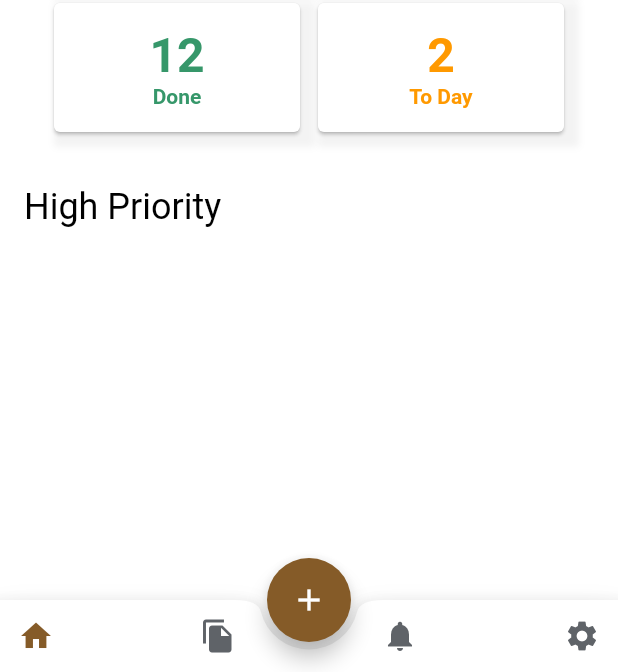
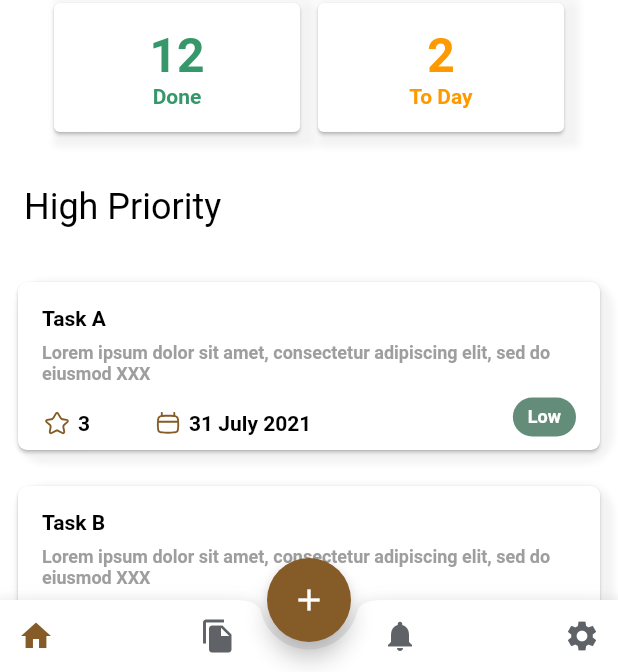
Before and after one commit to nghevabe/TodoApp, a Flutter app: the screen it shows after launch, on a phone screen of 412 x 824 dp, the part 564-1236 px from its top. Run offline on Flutter 3.47's test engine with Material 2 defaults, Android fonts, the phone set to English and light mode, and no system bars; our stand-ins replace flutter_svg, get, hexcolor, shared_preferences.

Commit message:
[Rebase] create Home Screen

```diff
--- a/lib/ui/common/app_page.dart
+++ b/lib/ui/common/app_page.dart
@@ -1,7 +1,9 @@
 import 'package:get/get.dart';
+import 'package:todo_app/ui/home/home_binding.dart';
 import 'package:todo_app/ui/main/main_view.dart';
 
 import '../../router/route_name.dart';
+import '../home/home_view.dart';
 import '../main/main_binding.dart';
 
 class AppPage {
@@ -14,6 +16,12 @@ class AppPage {
       binding: MainBinding(),
     ),
 
+    GetPage(
+      name: AppRouteName.home,
+      page: () => HomeView(),
+      binding: HomeBinding(),
+    ),
+
   ];
 
 }
--- a/lib/ui/home/home_controller.dart
+++ b/lib/ui/home/home_controller.dart
@@ -1,9 +1,40 @@
+import 'dart:convert';
+
+import 'package:get/get.dart';
+import 'package:shared_preferences/shared_preferences.dart';
 import 'package:todo_app/base_view/base_controller.dart';
 
+import '../base_component/task_item.dart';
+
 class HomeController extends BaseController {
+  String dataLoaded = "";
+  final Future<SharedPreferences> _prefs = SharedPreferences.getInstance();
+  final listTaskData = <TaskItem>[
+    TaskItem("Task A", "Lorem ipsum dolor sit amet, consectetur adipiscing elit, sed do eiusmod tempor X", 1),].obs;
+
   @override
   void onInit() {
     // TODO: implement onInit
     super.onInit();
+
   }
+
+  void getTaskData() {
+
+
+      // final parsed = jsonDecode(dataLoaded).cast<Map<String, dynamic>>();
+
+      // listTaskData.value = parsed.map<TaskItem>((json) => TaskItem.fromJson(json)).toList();
+
+     listTaskData.value = <TaskItem>[
+      TaskItem("Task A", "Lorem ipsum dolor sit amet, consectetur adipiscing elit, sed do eiusmod XXX", 1),
+      TaskItem("Task B", "Lorem ipsum dolor sit amet, consectetur adipiscing elit, sed do eiusmod XXX", 2),
+      TaskItem("Task C", "Lorem ipsum dolor sit amet, consectetur adipiscing elit, sed do eiusmod XXX", 3),
+      TaskItem("Task D", "Lorem ipsum dolor sit amet, consectetur adipiscing elit, sed do eiusmod XXX", 3),];
+
+      print("itemData Count: "+ listTaskData.length.toString());
+
+
+  }
+
 }
--- a/lib/ui/main/main_binding.dart
+++ b/lib/ui/main/main_binding.dart
@@ -1,11 +1,14 @@
 import 'package:get/get.dart';
 import 'package:todo_app/ui/main/main_controller.dart';
+
+import '../home/home_controller.dart';
 
 class MainBinding extends Bindings {
 
   @override
   void dependencies() {
     Get.lazyPut(() => MainController());
+    Get.lazyPut(() => HomeController());
   }
 
 }
--- a/lib/ui/main/main_view.dart
+++ b/lib/ui/main/main_view.dart
@@ -67,7 +67,7 @@ class MainView extends BaseView<MainController> {
 
   Widget _getBody(int index) {
     if (index == 0) {
-      return HomeView(listTask);
+      return HomeView();
     } else if (index == 1) {
       return Center(child: Text("Home2"));
     } else if (index == 2) {
```
Also changed, not shown: lib/ui/home/home_view.dart (+21 -24 lines).
